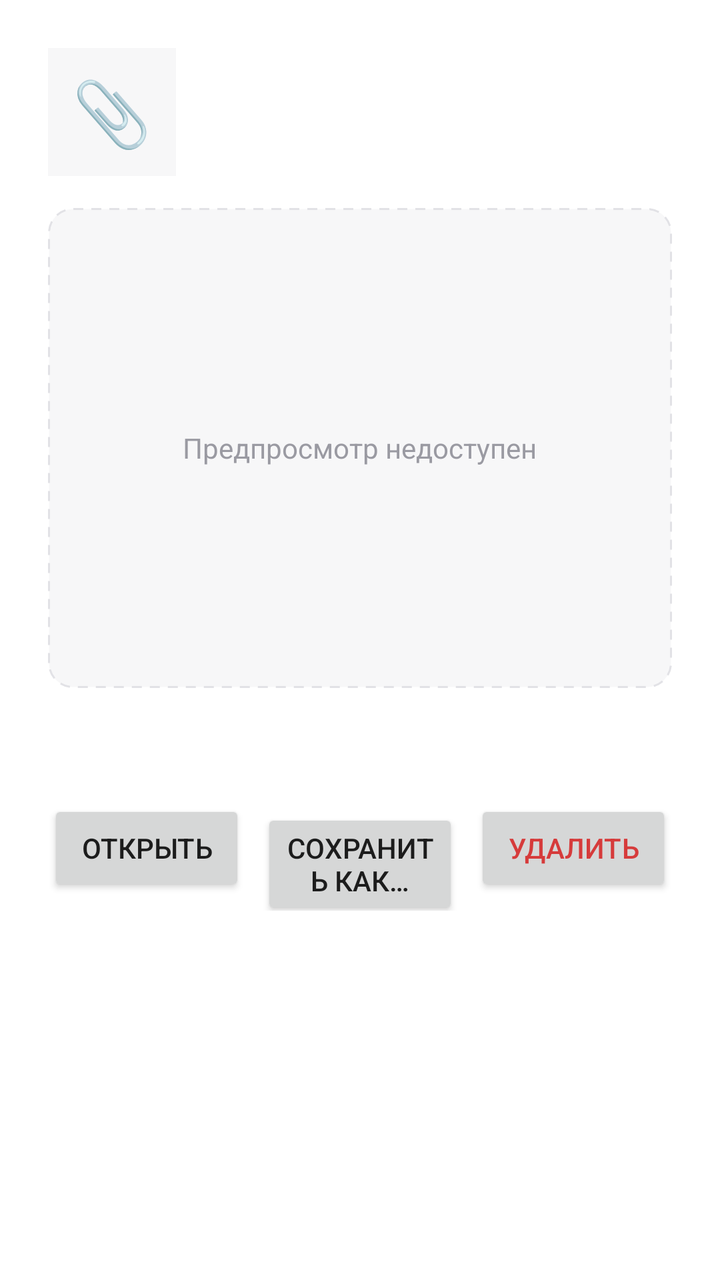
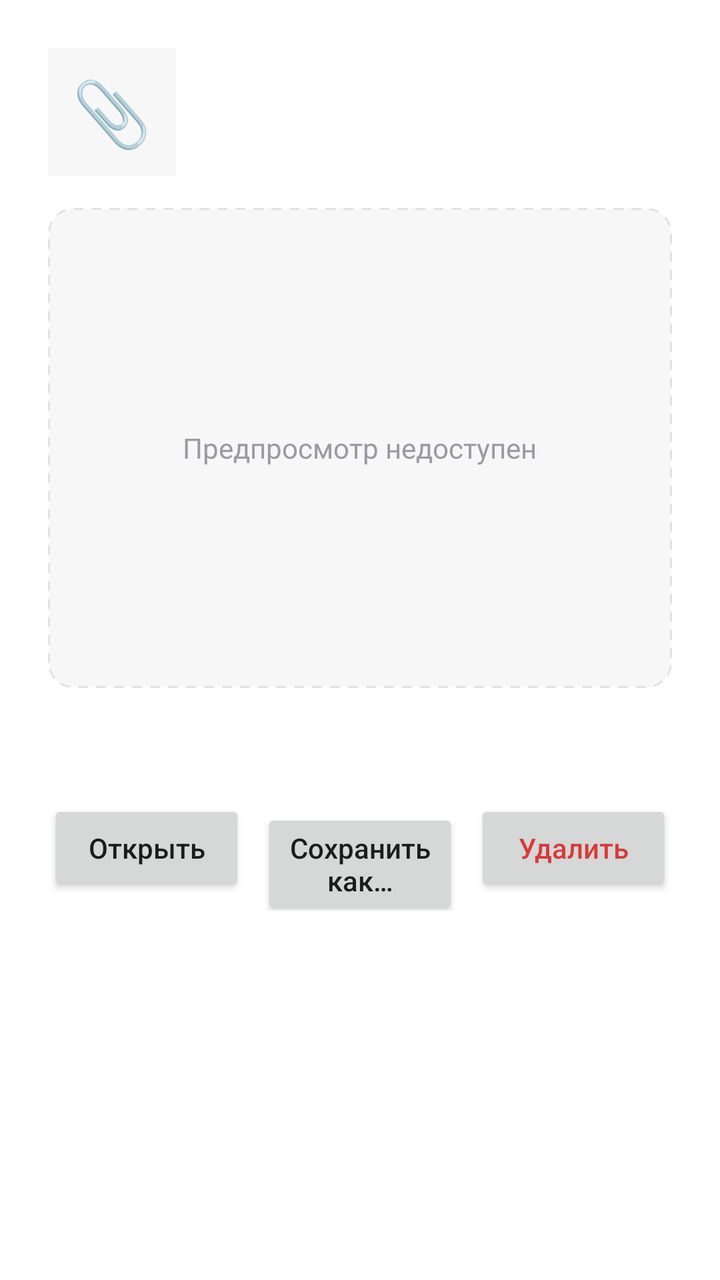

Compare the two renders of this Android layout. The source of the first and the diff that turns it into the second are given below.
<!-- AndroidManifest.xml: application theme Theme.SyncNote -->
<!-- res/layout/bottom_sheet_file_details.xml -->
<?xml version="1.0" encoding="utf-8"?>
<androidx.core.widget.NestedScrollView
    xmlns:android="http://schemas.android.com/apk/res/android"
    android:layout_width="match_parent"
    android:layout_height="wrap_content"
    android:background="@color/files_bg">

    <LinearLayout
        android:layout_width="match_parent"
        android:layout_height="wrap_content"
        android:orientation="vertical"
        android:padding="24dp">

        <LinearLayout
            android:layout_width="match_parent"
            android:layout_height="wrap_content"
            android:orientation="horizontal"
            android:gravity="center_vertical">

            <TextView
                android:id="@+id/detailIcon"
                android:layout_width="64dp"
                android:layout_height="64dp"
                android:gravity="center"
                android:textSize="32sp"
                android:text="📎"
                android:background="@color/file_icon_default_bg" />

            <LinearLayout
                android:layout_width="0dp"
                android:layout_weight="1"
                android:layout_height="wrap_content"
                android:layout_marginStart="16dp"
                android:orientation="vertical">

                <TextView
                    android:id="@+id/detailName"
                    android:layout_width="match_parent"
                    android:layout_height="wrap_content"
                    android:textStyle="bold"
                    android:textSize="20sp"
                    android:textColor="@color/files_text" />

                <TextView
                    android:id="@+id/detailSub"
                    android:layout_width="match_parent"
                    android:layout_height="wrap_content"
                    android:layout_marginTop="4dp"
                    android:textSize="13sp"
                    android:textColor="@color/files_text2" />
            </LinearLayout>
        </LinearLayout>

        <FrameLayout
            android:layout_width="match_parent"
            android:layout_height="240dp"
            android:layout_marginTop="16dp"
            android:background="@drawable/preview_dashed_border">

            <ImageView
                android:id="@+id/previewImage"
                android:layout_width="match_parent"
                android:layout_height="match_parent"
                android:layout_margin="16dp"
                android:adjustViewBounds="true"
                android:scaleType="fitCenter"
                android:visibility="gone" />

            <TextView
                android:id="@+id/previewPlaceholder"
                android:layout_width="wrap_content"
                android:layout_height="wrap_content"
                android:layout_gravity="center"
                android:text="@string/files_preview_unavailable"
                android:textSize="14sp"
                android:textColor="@color/files_text3" />
        </FrameLayout>

        <TextView
            android:id="@+id/infoToggle"
            android:layout_width="match_parent"
            android:layout_height="48dp"
            android:gravity="center_vertical"
            android:textSize="13sp"
            android:textStyle="bold"
            android:textColor="@color/files_text2" />

        <TextView
            android:id="@+id/infoBody"
            android:layout_width="match_parent"
            android:layout_height="wrap_content"
            android:paddingBottom="8dp"
            android:fontFamily="monospace"
            android:textSize="12sp"
            android:textColor="@color/files_text2"
            android:visibility="gone" />

        <LinearLayout
            android:layout_width="match_parent"
            android:layout_height="wrap_content"
            android:layout_marginTop="8dp"
            android:orientation="horizontal">

            <Button
                android:id="@+id/btnOpen"
                android:layout_width="0dp"
                android:layout_weight="1"
                android:layout_height="wrap_content"
                android:text="@string/files_open" />

            <Button
                android:id="@+id/btnSaveAs"
                android:layout_width="0dp"
                android:layout_weight="1"
                android:layout_height="wrap_content"
                android:layout_marginStart="8dp"
                android:text="@string/files_save_as" />

            <Button
                android:id="@+id/btnDelete"
                android:layout_width="0dp"
                android:layout_weight="1"
                android:layout_height="wrap_content"
                android:layout_marginStart="8dp"
                android:text="@string/files_delete"
                android:textColor="@color/files_err" />
        </LinearLayout>
    </LinearLayout>
</androidx.core.widget.NestedScrollView>
<!-- resources referenced by this layout -->
<resources>
  <color name="file_icon_default_bg">#F7F7F8</color>
  <color name="files_bg">#FFFFFF</color>
  <color name="files_err">#D63B3B</color>
  <color name="files_text">#1B1B1F</color>
  <color name="files_text2">#6A6A72</color>
  <color name="files_text3">#9A9AA2</color>
  <!-- drawable preview_dashed_border (drawable) -->
  <?xml version="1.0" encoding="utf-8"?>
  <shape xmlns:android="http://schemas.android.com/apk/res/android"
      android:shape="rectangle">
      <solid android:color="@color/files_bg2" />
      <stroke
          android:width="1dp"
          android:color="@color/files_line"
          android:dashWidth="5dp"
          android:dashGap="4dp" />
      <corners android:radius="12dp" />
  </shape>
  <string name="files_delete">Удалить</string>
  <string name="files_open">Открыть</string>
  <string name="files_preview_unavailable">Предпросмотр недоступен</string>
  <string name="files_save_as">Сохранить как…</string>
  <style name="Theme.SyncNote" parent="Theme.AppCompat.Light.DarkActionBar">
          <item name="colorPrimary">#3F51B5</item>
          <item name="colorPrimaryDark">#303F9F</item>
          <item name="colorAccent">#FF4081</item>
      </style>
  <color name="files_bg2">#F7F7F8</color>
  <color name="files_line">#E2E2E6</color>
</resources>

<!-- the commit's change to res/layout/bottom_sheet_file_details.xml (unified diff, before → after) -->
@@ -106,7 +106,8 @@
                 android:layout_width="0dp"
                 android:layout_weight="1"
                 android:layout_height="wrap_content"
-                android:text="@string/files_open" />
+                android:text="@string/files_open"
+                android:textAllCaps="false" />
 
             <Button
                 android:id="@+id/btnSaveAs"
@@ -114,7 +115,8 @@
                 android:layout_weight="1"
                 android:layout_height="wrap_content"
                 android:layout_marginStart="8dp"
-                android:text="@string/files_save_as" />
+                android:text="@string/files_save_as"
+                android:textAllCaps="false" />
 
             <Button
                 android:id="@+id/btnDelete"
@@ -123,6 +125,7 @@
                 android:layout_height="wrap_content"
                 android:layout_marginStart="8dp"
                 android:text="@string/files_delete"
+                android:textAllCaps="false"
                 android:textColor="@color/files_err" />
         </LinearLayout>
     </LinearLayout>
